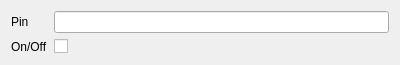
This is Desktop App/qt/client/client/equipprop_digitalpin.ui in Ace4teaM/Arduino-Project as Qt 5 draws it before an edit. The edited form follows.
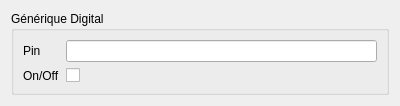
This is the edited form.

Patch:
```diff
--- a/Desktop App/qt/client/client/equipprop_digitalpin.ui
+++ b/Desktop App/qt/client/client/equipprop_digitalpin.ui
@@ -7,12 +7,18 @@
     <x>0</x>
     <y>0</y>
     <width>400</width>
-    <height>62</height>
+    <height>92</height>
    </rect>
   </property>
   <property name="windowTitle">
    <string>Form</string>
   </property>
+  <layout class="QVBoxLayout" name="verticalLayout">
+   <item>
+    <widget class="QGroupBox" name="groupBox">
+     <property name="title">
+      <string>Générique Digital</string>
+     </property>
   <layout class="QFormLayout" name="formLayout">
    <item row="0" column="0">
     <widget class="QLabel" name="label">
@@ -36,6 +42,9 @@
      <property name="text">
       <string/>
      </property>
+       </widget>
+      </item>
+     </layout>
     </widget>
    </item>
   </layout>
```
Lines whose indentation alone changed are shown as unchanged.
